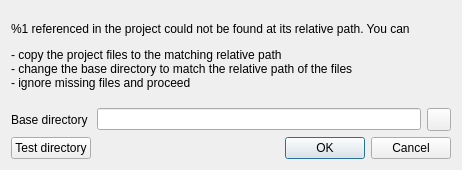
The window that src/file/pathrequest.ui (GAMS-dev/studio) describes before a commit, drawn with Qt 5.
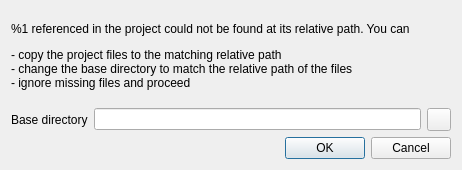
The same window after the commit. Icons and pictures are not drawn.

Commit message: improved handling of line-edits for directory selection

Diff of the .ui file:
```diff
--- a/src/file/pathrequest.ui
+++ b/src/file/pathrequest.ui
@@ -70,13 +70,6 @@
         </property>
        </widget>
       </item>
-      <item row="2" column="0">
-       <widget class="QPushButton" name="bCheck">
-        <property name="text">
-         <string>Test directory</string>
-        </property>
-       </widget>
-      </item>
      </layout>
     </widget>
    </item>
```
The commit also changes 7 other files.
